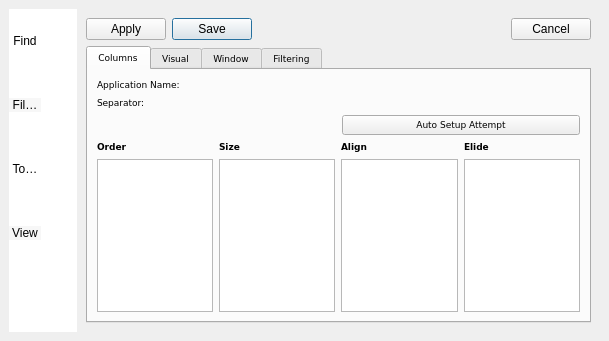
mojmir-svoboda/DbgToolkit, file trace_server/settingslog.ui: the form before one commit.
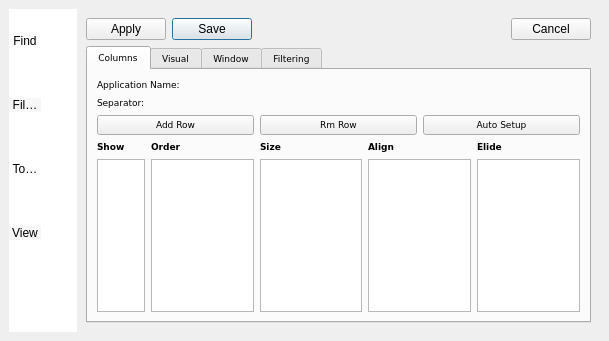
The form after the commit. The open tabs and pages were chosen to show the change. Icons and pictures are not drawn. Custom widgets are drawn as their Qt base class.

Commit message: * column setup uses combolist

```diff
--- a/trace_server/settingslog.ui
+++ b/trace_server/settingslog.ui
@@ -279,20 +279,6 @@
              <layout class="QGridLayout" name="gridLayout_3">
               <item row="0" column="0">
                <layout class="QGridLayout" name="gridLayout_8">
-                <item row="0" column="0">
-                 <widget class="QLabel" name="label_15">
-                  <property name="text">
-                   <string>Application Name:</string>
-                  </property>
-                 </widget>
-                </item>
-                <item row="4" column="0">
-                 <widget class="QLabel" name="label_19">
-                  <property name="text">
-                   <string/>
-                  </property>
-                 </widget>
-                </item>
                 <item row="1" column="0">
                  <widget class="QLabel" name="label_22">
                   <property name="text">
@@ -307,13 +293,34 @@
                   </property>
                  </widget>
                 </item>
-                <item row="4" column="2">
+                <item row="5" column="0">
+                 <widget class="QPushButton" name="addButton">
+                  <property name="text">
+                   <string>Add Row</string>
+                  </property>
+                 </widget>
+                </item>
+                <item row="5" column="2">
                  <widget class="QPushButton" name="autoSetupButton">
                   <property name="toolTip">
                    <string>...!</string>
                   </property>
                   <property name="text">
-                   <string>Auto Setup Attempt</string>
+                   <string>Auto Setup</string>
+                  </property>
+                 </widget>
+                </item>
+                <item row="5" column="1">
+                 <widget class="QPushButton" name="rmButton">
+                  <property name="text">
+                   <string>Rm Row</string>
+                  </property>
+                 </widget>
+                </item>
+                <item row="0" column="0">
+                 <widget class="QLabel" name="label_15">
+                  <property name="text">
+                   <string>Application Name:</string>
                   </property>
                  </widget>
                 </item>
@@ -321,8 +328,13 @@
               </item>
               <item row="5" column="0">
                <layout class="QGridLayout" name="gridColumns">
-                <item row="1" column="3">
+                <item row="1" column="4">
                  <widget class="QListView" name="listViewColumnSetup">
+                  <property name="font">
+                   <font>
+                    <pointsize>10</pointsize>
+                   </font>
+                  </property>
                   <property name="frameShape">
                    <enum>QFrame::StyledPanel</enum>
                   </property>
@@ -361,16 +373,34 @@
                   </property>
                  </widget>
                 </item>
-                <item row="1" column="4">
-                 <widget class="QListView" name="listViewColumnSizes"/>
-                </item>
                 <item row="1" column="5">
-                 <widget class="QListView" name="listViewColumnAlign"/>
+                 <widget class="QListView" name="listViewColumnSizes">
+                  <property name="font">
+                   <font>
+                    <pointsize>10</pointsize>
+                   </font>
+                  </property>
+                 </widget>
                 </item>
                 <item row="1" column="6">
-                 <widget class="QListView" name="listViewColumnElide"/>
+                 <widget class="QListView" name="listViewColumnAlign">
+                  <property name="font">
+                   <font>
+                    <pointsize>10</pointsize>
+                   </font>
+                  </property>
+                 </widget>
                 </item>
-                <item row="0" column="3">
+                <item row="1" column="7">
+                 <widget class="QListView" name="listViewColumnElide">
+                  <property name="font">
+                   <font>
+                    <pointsize>10</pointsize>
+                   </font>
+                  </property>
+                 </widget>
+                </item>
+                <item row="0" column="4">
                  <widget class="QLabel" name="label_7">
                   <property name="font">
                    <font>
@@ -383,7 +413,7 @@
                   </property>
                  </widget>
                 </item>
-                <item row="0" column="4">
+                <item row="0" column="5">
                  <widget class="QLabel" name="label_8">
                   <property name="font">
                    <font>
@@ -396,7 +426,7 @@
                   </property>
                  </widget>
                 </item>
-                <item row="0" column="5">
+                <item row="0" column="6">
                  <widget class="QLabel" name="label_9">
                   <property name="font">
                    <font>
@@ -409,7 +439,7 @@
                   </property>
                  </widget>
                 </item>
-                <item row="0" column="6">
+                <item row="0" column="7">
                  <widget class="QLabel" name="label_10">
                   <property name="font">
                    <font>
@@ -422,6 +452,34 @@
                   </property>
                  </widget>
                 </item>
+                <item row="1" column="3">
+                 <widget class="QListView" name="listViewColumnShow">
+                  <property name="maximumSize">
+                   <size>
+                    <width>48</width>
+                    <height>16777215</height>
+                   </size>
+                  </property>
+                  <property name="font">
+                   <font>
+                    <pointsize>10</pointsize>
+                   </font>
+                  </property>
+                 </widget>
+                </item>
+                <item row="0" column="3">
+                 <widget class="QLabel" name="label_11">
+                  <property name="font">
+                   <font>
+                    <weight>75</weight>
+                    <bold>true</bold>
+                   </font>
+                  </property>
+                  <property name="text">
+                   <string>Show</string>
+                  </property>
+                 </widget>
+                </item>
                </layout>
               </item>
              </layout>
```
Left out of the diff: 3 changed lines with no effect on the pictures. The commit also changes 6 other files.
